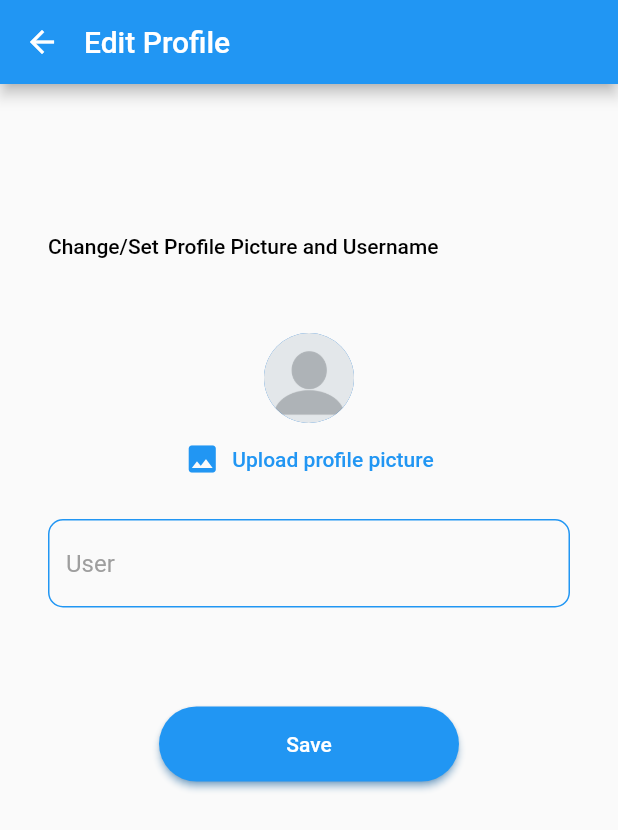
After one commit to RohanSengupta326/BugTracker, a Flutter app: the ProfileEditScreen screen opened directly, after a tap on "Save", on a phone screen of 412 x 824 dp. The commit adds this screen. Shown: the top 830 px of the screen. Run offline on Flutter 3.47's test engine with Material 2 defaults, Android fonts, the phone set to English and light mode, and no system bars; our stand-ins replace cloud_firestore, firebase_auth, firebase_core, firebase_storage, font_awesome_flutter, get and 2 more; missing offline and left inert: android_intent_plus, device_apps; accounts and stored records are empty.

Commit message:
edit profile

```diff
--- a/lib/controllers/authUserController/authUserController.dart
+++ b/lib/controllers/authUserController/authUserController.dart
@@ -1,7 +1,7 @@
 import 'dart:io';
 
-import 'package:bug_tracker/controllers/fetchAllUsers/fetchAllUsersController.dart';
 import 'package:bug_tracker/models/currUserData/currUserData.dart';
+import 'package:bug_tracker/models/usersDetails/usersDetails.dart';
 import 'package:bug_tracker/views/dialogs/dialogs.dart';
 
 import 'package:cloud_firestore/cloud_firestore.dart';
@@ -11,10 +11,21 @@ import 'package:get/get.dart';
 import 'package:image_picker/image_picker.dart';
 
 class AuthUserController extends GetxController {
-  final FetchAllUsers allUserFetchController = Get.put(FetchAllUsers());
-
   final _auth = FirebaseAuth.instance;
   RxBool isLoadingAuth = false.obs;
+
+  List<UsersDetails> _users = [];
+  List<UserData> currentUserData = [
+    UserData('', ''),
+  ];
+
+  RxBool isUserFetching = false.obs;
+  RxBool isLoadingUserData = false.obs;
+  RxBool isSaveUserDataLoading = false.obs;
+
+  List<UsersDetails> get users {
+    return [..._users];
+  }
 
   Future<void> authUser(String email, String username, String password,
       bool isLogin, XFile? image) async {
@@ -60,7 +71,7 @@ class AuthUserController extends GetxController {
           },
         );
 
-        await allUserFetchController.fetchAllUsers();
+        await fetchAllUsers();
         //new users signed up so update all users list
       }
 
@@ -89,8 +100,99 @@ class AuthUserController extends GetxController {
 
   Future<void> logOut() async {
     _auth.signOut();
-    allUserFetchController.currentUserData = [
+    currentUserData = [
       UserData('', ''),
     ];
   }
+
+  Future<void> fetchAllUsers() async {
+    _users = [];
+
+    try {
+      isUserFetching.value = true;
+
+      final allUsers =
+          await FirebaseFirestore.instance.collection('users').get();
+
+      for (var i = 0; i < allUsers.docs.length; i++) {
+        _users.add(
+          UsersDetails(
+            allUsers.docs[i].data()['username'],
+            allUsers.docs[i].data()['email'],
+          ),
+        );
+      }
+
+      isUserFetching.value = false;
+    } catch (error) {
+      throw Dialogs.GENERIC_ERROR_MESSAGE;
+    }
+  }
+
+  Future<void> fetchUserData() async {
+    final userId = FirebaseAuth.instance.currentUser!.uid;
+
+    try {
+      isLoadingUserData.value = true;
+      final userData = await FirebaseFirestore.instance
+          .collection('users')
+          .doc(userId)
+          .get();
+
+      currentUserData = [
+        UserData(
+          userData['username'],
+          userData['dpUrl'],
+        ),
+      ];
+      isLoadingUserData.value = false;
+    } catch (err) {
+      isLoadingUserData.value = false;
+      throw Dialogs.USER_DATA_FETCH;
+    }
+  }
+
+  Future<void> saveNewUserData(String username, XFile? image) async {
+    try {
+      isSaveUserDataLoading.value = true;
+      final userId = FirebaseAuth.instance.currentUser!.uid;
+
+      if (image != null) {
+        final refPath = FirebaseStorage.instance
+            .ref()
+            .child('user-image')
+            .child(userId + '.jpg');
+
+        await refPath.putFile(
+          File(image.path),
+        );
+        final dpUrl = await refPath.getDownloadURL();
+
+        await FirebaseFirestore.instance.collection('users').doc(userId).set(
+          {
+            'username': username,
+            'dpUrl': dpUrl,
+          },
+        );
+      } else {
+        await FirebaseFirestore.instance.collection('users').doc(userId).set(
+          {
+            'username': username,
+            'dpUrl': currentUserData[0].dpUrl,
+          },
+        );
+      }
+
+      isSaveUserDataLoading.value = false;
+    } on FirebaseAuthException {
+      isSaveUserDataLoading.value = false;
+      throw 'Could not save data at the moment, Please try again later';
+    } on SocketException catch (_) {
+      isSaveUserDataLoading.value = false;
+      throw 'Could not connect to the internet!';
+    } catch (err) {
+      isSaveUserDataLoading.value = false;
+      throw 'Could not save data at the moment, Please try again later';
+    }
+  }
 }
--- a/lib/views/pages/NewProjectForm/newProjectFormPage.dart
+++ b/lib/views/pages/NewProjectForm/newProjectFormPage.dart
@@ -2,7 +2,8 @@ import 'dart:developer';
 
 import 'package:bug_tracker/consts/const_colors/constColors.dart';
 import 'package:bug_tracker/consts/const_values/ConstValues.dart';
-import 'package:bug_tracker/controllers/fetchAllUsers/fetchAllUsersController.dart';
+import 'package:bug_tracker/controllers/authUserController/authUserController.dart';
+
 import 'package:bug_tracker/controllers/projectController/projectController.dart';
 import 'package:bug_tracker/models/ticketDetails/ticketDetails.dart';
 import 'package:bug_tracker/models/usersDetails/usersDetails.dart';
@@ -20,7 +21,7 @@ class NewProjectFormPage extends StatelessWidget {
   static List<int> selectedContributorsIndex = [];
   // to store indices of the selected names from allUsers list
 
-  final FetchAllUsers allUserData = Get.find();
+  final AuthUserController allUserData = Get.find();
   final ProjectsController formSaveController = Get.put(ProjectsController());
 
   var savedProjectName;
--- a/lib/views/pages/homepage/homepage.dart
+++ b/lib/views/pages/homepage/homepage.dart
@@ -1,6 +1,7 @@
 import 'package:bug_tracker/consts/const_colors/constColors.dart';
 import 'package:bug_tracker/consts/const_values/ConstValues.dart';
-import 'package:bug_tracker/controllers/fetchAllUsers/fetchAllUsersController.dart';
+import 'package:bug_tracker/controllers/authUserController/authUserController.dart';
+
 import 'package:bug_tracker/controllers/projectController/projectController.dart';
 
 import 'package:bug_tracker/utils/appdrawer/appdrawer.dart';
@@ -17,7 +18,7 @@ class HomePage extends StatefulWidget {
 
 class _HomePageState extends State<HomePage> {
   final projectController = Get.put(ProjectsController());
-  final fetchAllUserController = Get.put(FetchAllUsers());
+  final fetchAllUserController = Get.put(AuthUserController());
 
   @override
   void initState() {
--- /dev/null
+++ b/lib/views/pages/profileEditPage/profileEditPage.dart
@@ -0,0 +1,195 @@
+import 'package:bug_tracker/consts/const_colors/constColors.dart';
+import 'package:bug_tracker/controllers/authUserController/authUserController.dart';
+
+import 'package:bug_tracker/models/currUserData/currUserData.dart';
+import 'package:bug_tracker/views/pages/homepage/homepage.dart';
+import 'package:bug_tracker/views/widgets/alertBoxWidget/alertBoxWidget.dart';
+import 'package:bug_tracker/views/widgets/uploadPhoto/uploadPhoto.dart';
+import 'package:flutter/material.dart';
+import 'package:get/get.dart';
+
+import 'package:image_picker/image_picker.dart';
+
+class ProfileEditScreen extends StatelessWidget {
+  final GlobalKey<FormState> _formKey = GlobalKey();
+  final AuthUserController controller = Get.find();
+  String _userName = '';
+  XFile? _pickedImage;
+
+  void imagePicker(XFile? image) {
+    _pickedImage = image;
+  }
+
+  void onSubmitted(BuildContext context) async {
+    final isValid = _formKey.currentState!.validate();
+    FocusScope.of(context).unfocus();
+
+    if (isValid) {
+      _formKey.currentState!.save();
+
+      if (_pickedImage == null &&
+          (controller.currentUserData.isEmpty &&
+              controller.currentUserData[0].dpUrl == '')) {
+        // if picked image null and was also null before then pick one now
+        showDialog(
+          context: context,
+          builder: (BuildContext context) {
+            return AlertBoxWidget('Couldnt upload image');
+          },
+        );
+      } else {
+        XFile? userDp;
+
+        userDp = _pickedImage != null ? _pickedImage as XFile : null;
+        // picked image can be null if previously there was some image already
+
+        if (_userName == '' && userDp != null) {
+          // selected profile picture but not new username
+
+          _userName = controller.currentUserData[0].username == ''
+              ? 'User'
+              : controller.currentUserData[0].username;
+          // if previously there was a username then save that else save User
+        } else if (_userName == '' && userDp == null) {
+          // if both are unchanged then go back dont save
+          return;
+        }
+
+        await controller.saveNewUserData(_userName.trim(), userDp).catchError(
+          (error) {
+            showDialog(
+              context: context,
+              builder: (BuildContext context) {
+                return AlertBoxWidget(error);
+              },
+            );
+          },
+        );
+
+        Get.back();
+
+        controller.fetchUserData().catchError(
+          (onError) {
+            print(onError);
+          },
+        );
+      }
+    }
+  }
+
+  @override
+  Widget build(BuildContext context) {
+    return Scaffold(
+      appBar: AppBar(
+        titleSpacing: 0,
+        backgroundColor: ConstColors.PRIMARY_SWATCH_COLOR,
+        title: Text('Edit Profile'),
+      ),
+      body: SingleChildScrollView(
+        child: Padding(
+          padding: EdgeInsets.only(left: 16, right: 16),
+          child: Column(
+            children: [
+              SizedBox(
+                height: 100,
+              ),
+              Align(
+                alignment: Alignment.topLeft,
+                child: Container(
+                  margin: EdgeInsets.only(left: 16),
+                  child: Text(
+                    'Change/Set Profile Picture and Username',
+                    style: TextStyle(
+                        color: Colors.black, fontWeight: FontWeight.w500),
+                  ),
+                ),
+              ),
+              SizedBox(
+                height: 50,
+              ),
+              Container(
+                margin: EdgeInsets.symmetric(horizontal: 16),
+                child: Form(
+                  key: _formKey,
+                  child: Column(
+                    mainAxisSize: MainAxisSize.min,
+                    //dont take as much space as possible but as minimum as needed
+                    children: <Widget>[
+                      UploadImage(imagePicker),
+                      SizedBox(height: 16),
+                      Container(
+                        child: TextFormField(
+                          style: TextStyle(color: Colors.black),
+                          cursorColor: Colors.blue,
+                          key: ValueKey('username'),
+                          decoration: InputDecoration(
+                            focusedBorder: OutlineInputBorder(
+                              borderRadius: BorderRadius.circular(10.0),
+                              borderSide: BorderSide(color: Colors.blue),
+                            ),
+                            enabledBorder: OutlineInputBorder(
+                              borderRadius: BorderRadius.circular(10.0),
+                              borderSide: BorderSide(
+                                color: Colors.blue,
+                              ),
+                            ),
+                            focusColor: Colors.blue,
+                            border: OutlineInputBorder(
+                              borderRadius: BorderRadius.circular(10),
+                              borderSide: const BorderSide(
+                                color: Colors.blue,
+                              ),
+                            ),
+                            hintText:
+                                controller.currentUserData[0].username == ''
+                                    ? 'User'
+                                    : controller.currentUserData[0].username,
+                            hintStyle: TextStyle(
+                              color: Colors.grey,
+                            ),
+                          ),
+                          onSaved: (value) {
+                            _userName = value as String;
+                          },
+                        ),
+                      ),
+                      SizedBox(
+                        height: 16,
+                      ),
+                      const SizedBox(
+                        height: 50,
+                      ),
+                      controller.isSaveUserDataLoading.value
+                          ? const CircularProgressIndicator(
+                              color: Colors.blue,
+                            )
+                          : SizedBox(
+                              height: 50,
+                              width: 200,
+                              child: ElevatedButton(
+                                onPressed: () => onSubmitted(context),
+                                style: ButtonStyle(
+                                  shadowColor:
+                                      MaterialStatePropertyAll(Colors.blue),
+                                  shape: MaterialStatePropertyAll(
+                                    RoundedRectangleBorder(
+                                      borderRadius: BorderRadius.circular(26),
+                                    ),
+                                  ),
+                                  backgroundColor:
+                                      MaterialStatePropertyAll(Colors.blue),
+                                ),
+                                child: Text('Save'),
+                              ),
+                            ),
+                    ],
+                  ),
+                ),
+              ),
+            ],
+          ),
+        ),
+      ),
+    );
+  }
+}
--- a/lib/views/widgets/contributorDropdownWidget/contributorDropdownWidget.dart
+++ b/lib/views/widgets/contributorDropdownWidget/contributorDropdownWidget.dart
@@ -2,7 +2,8 @@ import 'dart:developer';
 
 import 'package:bug_tracker/consts/const_colors/constColors.dart';
 import 'package:bug_tracker/consts/const_values/ConstValues.dart';
-import 'package:bug_tracker/controllers/fetchAllUsers/fetchAllUsersController.dart';
+import 'package:bug_tracker/controllers/authUserController/authUserController.dart';
+
 import 'package:bug_tracker/views/pages/NewProjectForm/newProjectFormPage.dart';
 import 'package:bug_tracker/views/widgets/projectFormWidget/projectFormWidget.dart';
 
@@ -11,7 +12,7 @@ import 'package:get/get.dart';
 import 'package:getwidget/getwidget.dart';
 
 class ContributorDropdownWidget extends StatelessWidget {
-  final FetchAllUsers allUserData = Get.find();
+  final AuthUserController allUserData = Get.find();
   List<int> temp = [];
 
   @override
--- a/lib/views/widgets/uploadPhoto/uploadPhoto.dart
+++ b/lib/views/widgets/uploadPhoto/uploadPhoto.dart
@@ -1,8 +1,8 @@
 import 'package:bug_tracker/consts/const_colors/constColors.dart';
 import 'package:bug_tracker/consts/const_values/ConstValues.dart';
 import 'package:bug_tracker/controllers/authUserController/authUserController.dart';
-import 'package:bug_tracker/controllers/fetchAllUsers/fetchAllUsersController.dart';
 import 'package:bug_tracker/views/dialogs/dialogs.dart';
+
 import 'package:flutter/material.dart';
 import 'package:get/get.dart';
 import 'package:image_picker/image_picker.dart';
@@ -17,7 +17,7 @@ class UploadImage extends StatefulWidget {
 }
 
 class _UploadImageState extends State<UploadImage> {
-  final FetchAllUsers controller = Get.find();
+  final AuthUserController controller = Get.find();
   XFile? _pickedImage;
 
   void uplaodImage() async {
```
Also changed, not shown: lib/controllers/fetchAllUsers/fetchAllUsersController.dart (deleted, +0 -69 lines), lib/utils/appdrawer/appdrawer.dart (+22 -2 lines), lib/utils/profilePictureView/profilePictureView.dart (+14 -10 lines).
